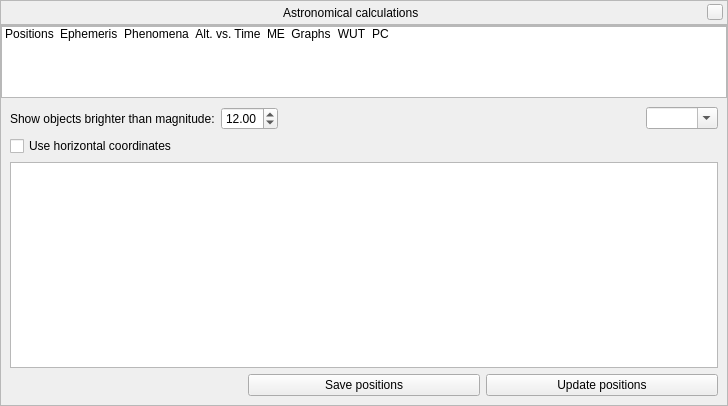
The window that src/gui/astroCalcDialog.ui (ultrapre/stellarium) describes before a commit, drawn with Qt 5.
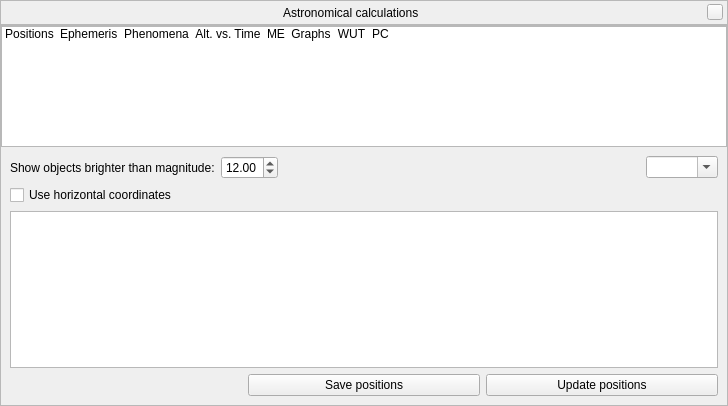
The same window after the commit. Icons and pictures are not drawn. Custom widgets are drawn as their Qt base class.

What changed in the file:
```diff
--- a/src/gui/astroCalcDialog.ui
+++ b/src/gui/astroCalcDialog.ui
@@ -150,18 +150,6 @@
       </property>
       <item>
        <widget class="QListWidget" name="stackListWidget">
-        <property name="minimumSize">
-         <size>
-          <width>0</width>
-          <height>72</height>
-         </size>
-        </property>
-        <property name="maximumSize">
-         <size>
-          <width>16777215</width>
-          <height>72</height>
-         </size>
-        </property>
         <property name="focusPolicy">
          <enum>Qt::NoFocus</enum>
         </property>
```
Left out of the diff: 6 changed lines with no effect on the pictures.
